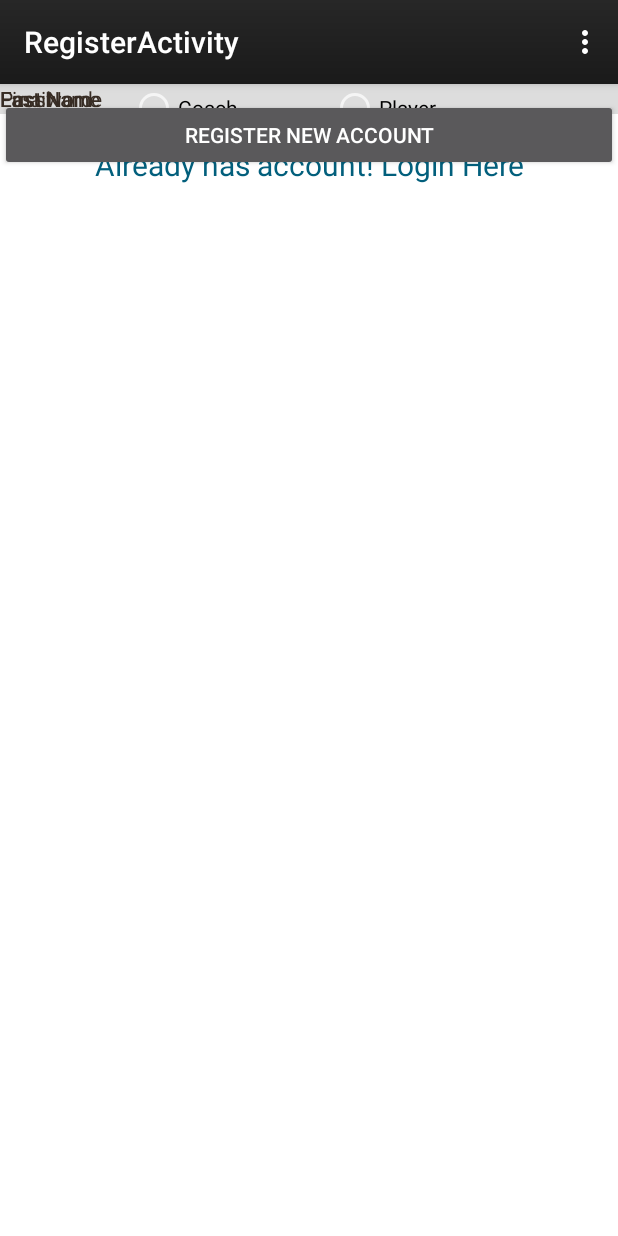
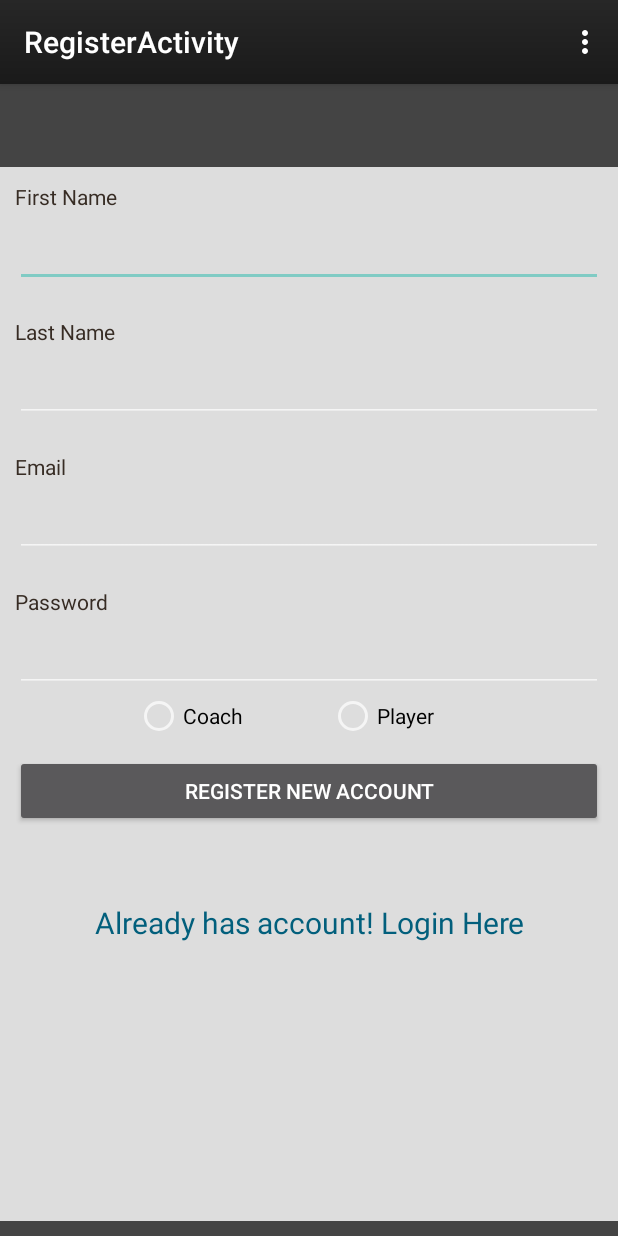
Before and after one commit to CodingDrumer13/TeamCoach, an Android app: the RegisterActivity screen opened directly, with no data from a screen before it, on a phone screen of 412 x 824 dp. Run offline under Robolectric (Android 15) with nearby library versions, the phone set to English and light mode, and no system bars; our stand-ins replace ButterKnife, Dagger/Hilt's generated code; libraries missing offline, so code that uses them is left out: com.parse; 3 statements that could not run were skipped.

Commit message:
Fixed RegisterActivity View

```diff
--- a/android-bootstrap/app/src/main/java/com/lsus/teamcoach/teamcoachapp/BootstrapModule.java
+++ b/android-bootstrap/app/src/main/java/com/lsus/teamcoach/teamcoachapp/BootstrapModule.java
@@ -40,6 +40,7 @@ import retrofit.converter.GsonConverter;
 @Module(
         complete = false,
 
+        //Have to add new Fragments and Activities here
         injects = {
                 BootstrapApplication.class,
                 BootstrapAuthenticatorActivity.class,
--- a/android-bootstrap/app/src/main/java/com/lsus/teamcoach/teamcoachapp/authenticator/RegisterActivity.java
+++ b/android-bootstrap/app/src/main/java/com/lsus/teamcoach/teamcoachapp/authenticator/RegisterActivity.java
@@ -21,6 +21,7 @@ import com.lsus.teamcoach.teamcoachapp.R.id;
 import android.support.v7.app.ActionBarActivity;
 
 import com.lsus.teamcoach.teamcoachapp.core.BootstrapService;
+import com.lsus.teamcoach.teamcoachapp.core.User;
 import com.parse.ParseException;
 import com.parse.ParseObject;
 import com.parse.ParseUser;
@@ -55,7 +56,7 @@ public class  RegisterActivity extends ActionBarAccountAuthenticatorActivity  {
 
         confirmRegisterButton.setOnClickListener(new View.OnClickListener() {
             public void onClick(View v) {
-                onRegister();
+                onRegister(confirmRegisterButton);
             }
         });
 
@@ -84,13 +85,9 @@ public class  RegisterActivity extends ActionBarAccountAuthenticatorActivity  {
         return super.onOptionsItemSelected(item);
     }
 
-    public boolean onRegister()
+    public boolean onRegister(final View view)
     {
-            lastName.getText();
-            email.getText();
-            password.getText();
             int selectedId = radioButtons.getCheckedRadioButtonId();
-
 
             ParseUser user = new ParseUser();
             user.put("firstName", firstName.getText());
--- a/android-bootstrap/app/src/main/res/layout/activity_register.xml
+++ b/android-bootstrap/app/src/main/res/layout/activity_register.xml
@@ -9,31 +9,29 @@
             android:layout_width="fill_parent"
             android:layout_height="wrap_content" android:background="#fff">
 
-            <!--&lt;!&ndash;  Header  Starts&ndash;&gt;-->
-            <!--<LinearLayout-->
-                <!--android:id="@+id/header"-->
-                <!--android:layout_width="fill_parent"-->
+            <!--  Header  Starts-->
+            <LinearLayout android:id="@+id/header"
+                android:layout_width="fill_parent"
+                android:layout_height="wrap_content"
+                android:background="#444"
+                android:paddingTop="5dip"
+                android:paddingBottom="50dip">
+                <!-- Logo Start-->
+                <!--<ImageView android:src="@drawable/logo"-->
+                <!--android:layout_width="wrap_content"-->
                 <!--android:layout_height="wrap_content"-->
-                <!--android:background="#444"-->
-                <!--android:paddingTop="5dip"-->
-                <!--android:paddingBottom="50dip">-->
-                <!--&lt;!&ndash; Logo Start&ndash;&gt;-->
-                <!--&lt;!&ndash;<ImageView android:src="@drawable/logo"&ndash;&gt;-->
-                <!--&lt;!&ndash;android:layout_width="wrap_content"&ndash;&gt;-->
-                <!--&lt;!&ndash;android:layout_height="wrap_content"&ndash;&gt;-->
-                <!--&lt;!&ndash;android:layout_marginLeft="10dip"/>&ndash;&gt;-->
-                <!--&lt;!&ndash; Logo Ends &ndash;&gt;-->
-            <!--</LinearLayout>-->
-            <!--&lt;!&ndash;  Header Ends &ndash;&gt;-->
-            <!--&lt;!&ndash; Footer Start &ndash;&gt;-->
-            <!--<LinearLayout-->
-                <!--android:id="@+id/footer"-->
-                <!--android:layout_width="fill_parent"-->
-                <!--android:layout_height="90dip"-->
-                <!--android:background="#444"-->
-                <!--android:layout_alignParentBottom="true">-->
-            <!--</LinearLayout>-->
-            <!--&lt;!&ndash; Footer Ends &ndash;&gt;-->
+                <!--android:layout_marginLeft="10dip"/>-->
+                <!-- Logo Ends -->
+            </LinearLayout>
+            <!--  Header Ends -->
+            <!-- Footer Start -->
+            <LinearLayout android:id="@+id/footer"
+                android:layout_width="fill_parent"
+                android:layout_height="10dip"
+                android:background="#444"
+                android:layout_alignParentBottom="true">
+            </LinearLayout>
+            <!-- Footer Ends -->
 
             <!-- Registration Form -->
             <LinearLayout
@@ -42,10 +40,10 @@
                 android:layout_width="match_parent"
                 android:layout_height="wrap_content"
                 android:padding="10dip"
-                android:background="#ddd"></LinearLayout>
-                <!--android:layout_above="@+id/footer"-->
-                <!--android:layout_below="@+id/header"-->
-                <!-->-->
+                android:background="#ddd"
+                android:layout_above="@+id/footer"
+                android:layout_below="@+id/header"
+                >
                 <!-- Full Name Label -->
                 <TextView android:layout_width="fill_parent"
                     android:layout_height="wrap_content"
@@ -130,7 +128,8 @@
                     android:layout_height="wrap_content"
                     android:layout_marginTop="10dip"
                     android:text="Register New Account"
-                    android:layout_marginBottom="10dip" />
+                    android:layout_marginBottom="10dip"
+                    android:onClick="onRegister"/>
                 <!-- Link to Login Screen -->
                 <TextView android:id="@+id/tvRegisterCancel"
                     android:layout_width="fill_parent"
@@ -142,7 +141,7 @@
                     android:textSize="20dip"
                     android:textColor="#025f7c"/>
 
-            <!--</LinearLayout>-->
+            </LinearLayout>
             <!-- Registration Form Ends -->
         </RelativeLayout>
     </ScrollView>
```
